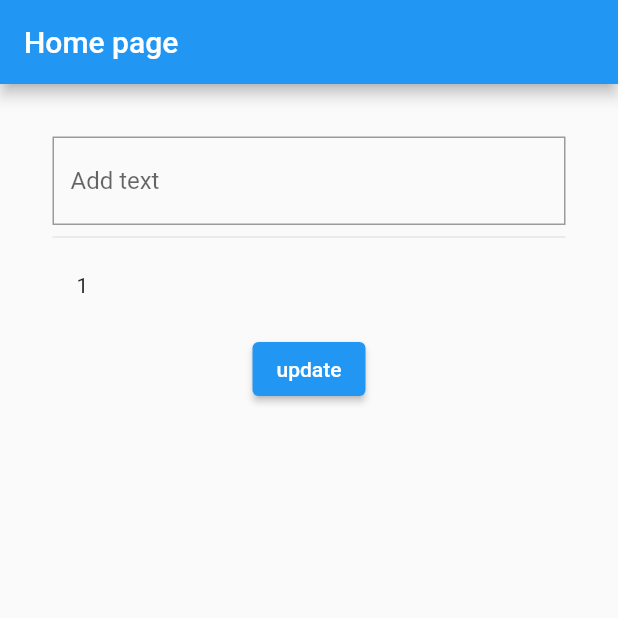
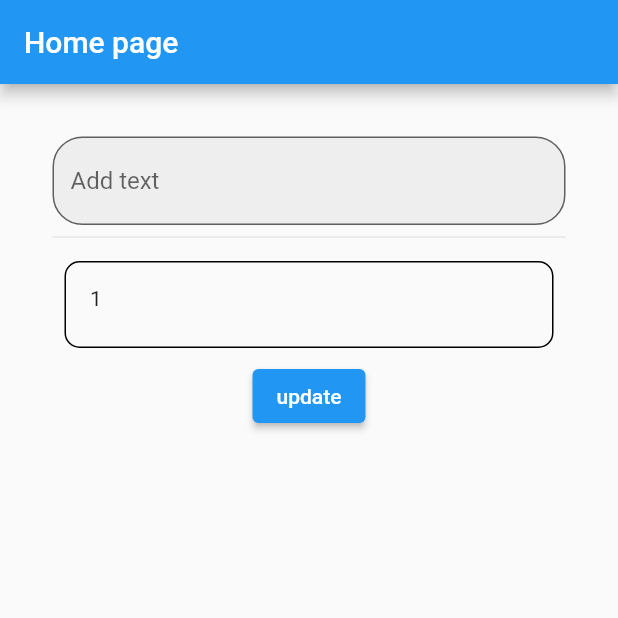
Before and after one commit to aneeshdevala/getxdemo, a Flutter app: the screen it shows after launch, after a tap on "update", on a phone screen of 412 x 824 dp, the top half of it. Run offline on Flutter 3.47's test engine with Material 2 defaults, Android fonts, the phone set to English and light mode, and no system bars; our stand-ins replace get.

Commit message:
getx deno

```diff
--- a/lib/app/viewscreen.dart
+++ b/lib/app/viewscreen.dart
@@ -24,9 +24,11 @@ class MyHomePage extends GetView<HomeController> {
             children: [
               TextFormField(
                 controller: controller.titlecontroller,
-                decoration: const InputDecoration(
+                decoration: InputDecoration(
+                  filled: true,
+                  fillColor: Colors.grey[200],
                   border: OutlineInputBorder(
-                      borderRadius: BorderRadius.all(Radius.zero)),
+                      borderRadius: BorderRadius.all(Radius.circular(20))),
                   hintText: 'Add text',
                 ),
               ),
@@ -36,9 +38,16 @@ class MyHomePage extends GetView<HomeController> {
                       shrinkWrap: true,
                       itemCount: controller.addtext.length,
                       itemBuilder: (BuildContext context, int index) {
-                        return ListTile(
-                          leading: Text('${index + 1}'),
-                          title: Text(controller.addtext[index]),
+                        return Padding(
+                          padding: const EdgeInsets.all(8.0),
+                          child: ListTile(
+                            shape: RoundedRectangleBorder(
+                              side: BorderSide(color: Colors.black, width: 1),
+                              borderRadius: BorderRadius.circular(10),
+                            ),
+                            leading: Text('${index + 1}'),
+                            title: Text(controller.addtext[index]),
+                          ),
                         );
                       },
                     ),
```
Also changed, not shown: lib/app/controller.dart (line endings or trailing spaces).
